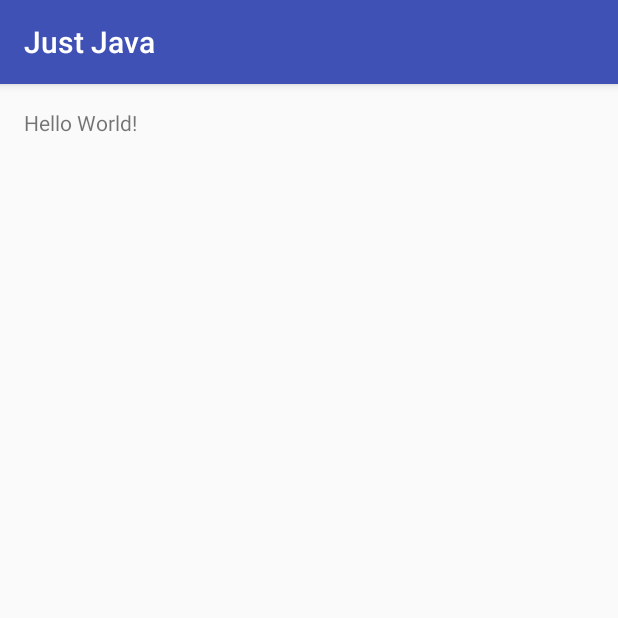
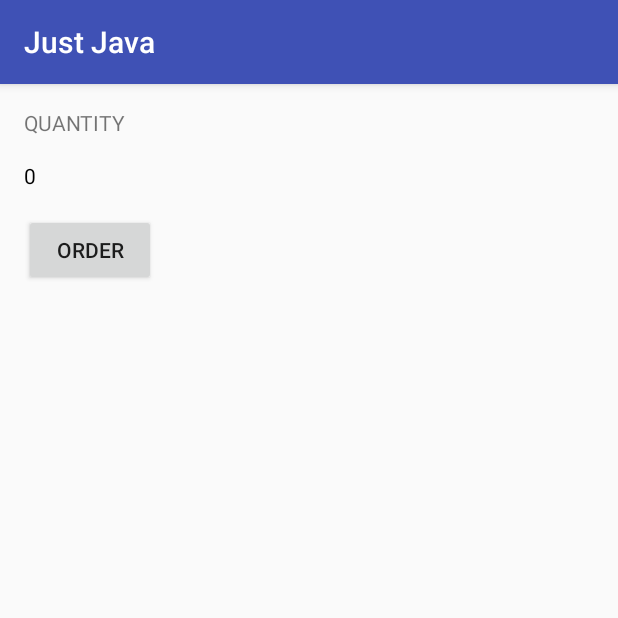
Before and after one commit to khalie/UdacityAndroidScholarship, an Android app: the screen it shows after launch (MainActivity), on a phone screen of 412 x 824 dp, the top half of it. Run offline under Robolectric (Android 15) with nearby library versions, the phone set to English and light mode, and no system bars.

Commit message:
changed the ViewGroup to an vertical orientation and added some TextViews and a Button

```diff
--- a/JustJava/app/src/main/res/layout/activity_main.xml
+++ b/JustJava/app/src/main/res/layout/activity_main.xml
@@ -1,9 +1,10 @@
 <?xml version="1.0" encoding="utf-8"?>
-<RelativeLayout xmlns:android="http://schemas.android.com/apk/res/android"
+<LinearLayout xmlns:android="http://schemas.android.com/apk/res/android"
     xmlns:tools="http://schemas.android.com/tools"
     android:id="@+id/activity_main"
     android:layout_width="match_parent"
     android:layout_height="match_parent"
+    android:orientation="vertical"
     android:paddingBottom="@dimen/activity_vertical_margin"
     android:paddingLeft="@dimen/activity_horizontal_margin"
     android:paddingRight="@dimen/activity_horizontal_margin"
@@ -13,5 +14,21 @@
     <TextView
         android:layout_width="wrap_content"
         android:layout_height="wrap_content"
-        android:text="Hello World!" />
-</RelativeLayout>
+        android:layout_marginBottom="16sp"
+        android:text="Quantity"
+        android:textAllCaps="true" />
+
+    <TextView
+        android:id="@+id/quantity_text_view"
+        android:layout_width="wrap_content"
+        android:layout_height="wrap_content"
+        android:TextHeight="16sp"
+        android:text="0"
+        android:textColor="@android:color/black" />
+
+    <Button
+        android:layout_width="wrap_content"
+        android:layout_height="wrap_content"
+        android:layout_marginTop="16sp"
+        android:text="Order" />
+</LinearLayout>
```
